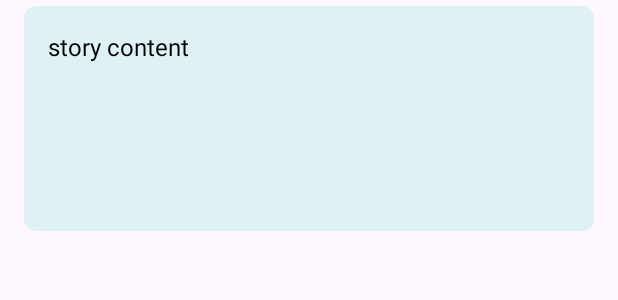
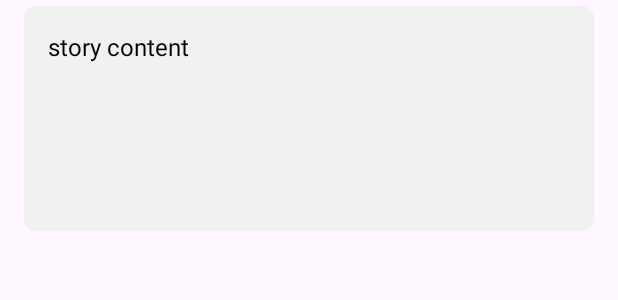
Before and after one commit to FlourlessTeam/Marvelverse, an Android app: the layout item_in_view_all_stories.xml on its own in the app's theme, with its tools: preview values and no code run, on a phone screen of 412 x 824 dp. Shown: the top 300 px of the screen. Run offline under Robolectric (Android 15) with nearby library versions, the phone set to English and light mode, and no system bars; network calls fail.

Commit message:
make items in more stories clickable

```diff
--- a/app/src/main/java/com/example/marvelverse/app/ui/stories/MoreStoriesAdapter.kt
+++ b/app/src/main/java/com/example/marvelverse/app/ui/stories/MoreStoriesAdapter.kt
@@ -10,7 +10,7 @@ import com.example.marvelverse.R
 import com.example.marvelverse.databinding.ItemInViewAllStoriesBinding
 import com.example.marvelverse.domain.entities.main.Story
 
-class MoreStoriesAdapter:
+class MoreStoriesAdapter(private val listener: MoreStoriesListener):
     ListAdapter<Story, MoreStoriesAdapter.ViewAllStoriesHolder>(StoryDiffCallback()) {
 
     override fun onCreateViewHolder(parent: ViewGroup, viewType: Int): ViewAllStoriesHolder {
@@ -21,6 +21,7 @@ class MoreStoriesAdapter:
     override fun onBindViewHolder(holder: ViewAllStoriesHolder, position: Int) {
         val item = getItem(position)
         holder.binding.item=item
+        holder.binding.listener=listener
 
     }
 
@@ -39,3 +40,7 @@ class MoreStoriesAdapter:
     }
 
 }
+
+interface MoreStoriesListener{
+    fun onClick(story: Story)
+}
--- a/app/src/main/res/layout/item_in_view_all_stories.xml
+++ b/app/src/main/res/layout/item_in_view_all_stories.xml
@@ -7,6 +7,9 @@
         <variable
             name="item"
             type="com.example.marvelverse.domain.entities.main.Story" />
+        <variable
+            name="listener"
+            type="com.example.marvelverse.app.ui.stories.MoreStoriesListener" />
     </data>
 
     <androidx.cardview.widget.CardView
@@ -17,12 +20,13 @@
         android:layout_marginTop="8dp"
         android:clickable="true"
         app:cardCornerRadius="8dp"
-        app:cardElevation="0dp">
+        app:cardElevation="0dp"
+        android:onClick="@{() -> listener.onClick(item)">
 
         <androidx.constraintlayout.widget.ConstraintLayout
             android:layout_width="match_parent"
             android:layout_height="match_parent"
-            android:background="#DEF2F6">
+            android:background="#F1F1F1F1">
 
             <TextView
                 android:id="@+id/text_title"
```
